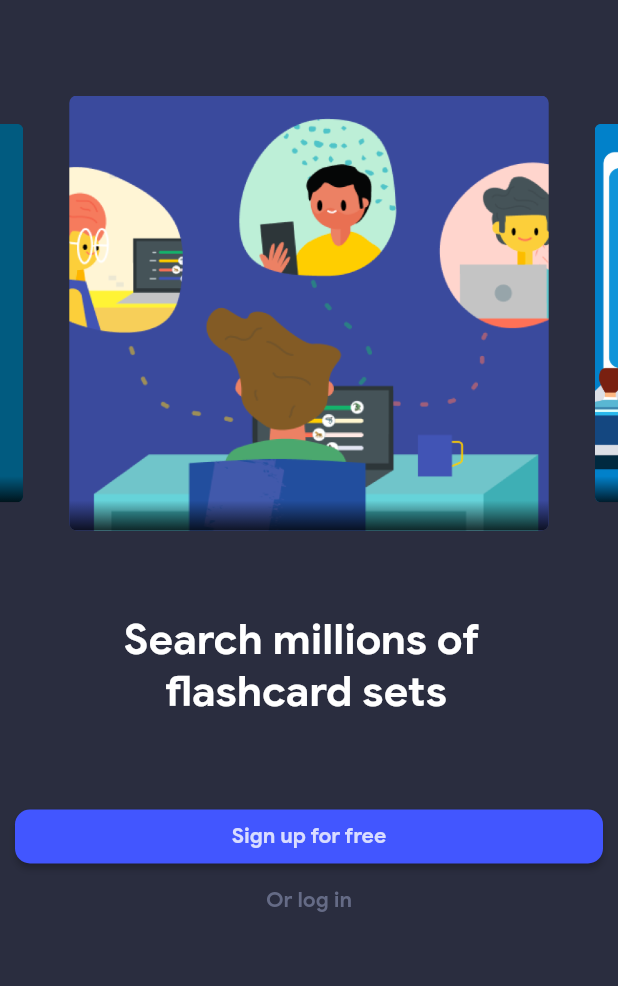
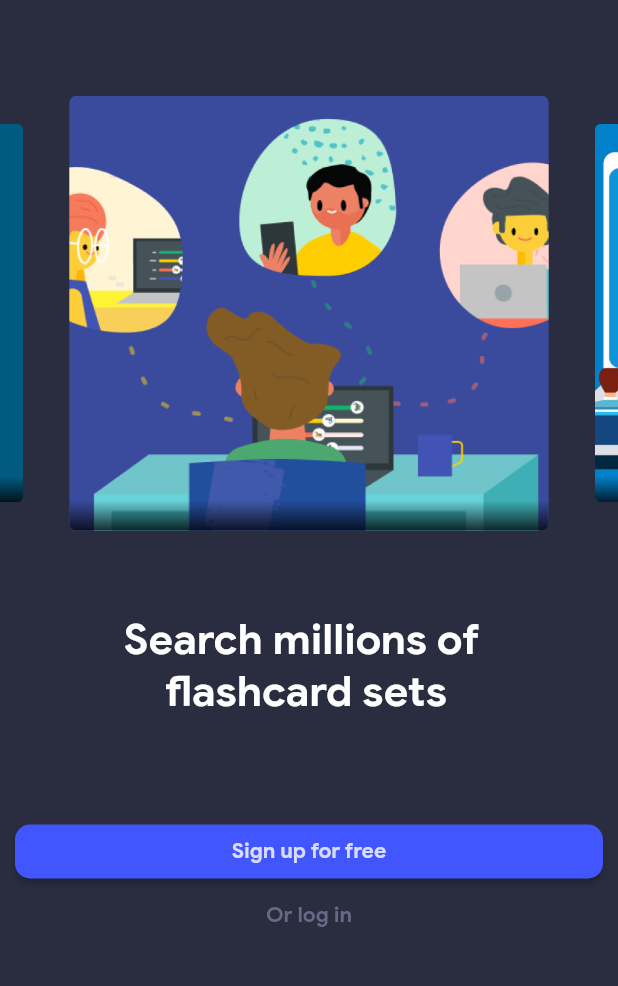
Before and after one commit to vanh2604/quizlet-clone, a Flutter app: the screen it shows after launch, on a phone screen of 412 x 824 dp, the part 71-1057 px from its top. Run offline on Flutter 3.47's test engine with Material 2 defaults, Android fonts, the phone set to English and light mode, and no system bars; drawn by our look-alikes of carousel_slider; our stand-ins replace auto_size_text, firebase_core; accounts and stored records are empty.

Commit message:
Update introduction.dart

```diff
--- a/lib/screens/introduction/introduction.dart
+++ b/lib/screens/introduction/introduction.dart
@@ -91,7 +91,7 @@ class IntroductionScreen extends StatelessWidget {
                     ),
                   ),
                   Padding(
-                    padding: const EdgeInsets.only(top: 25),
+                    padding: const EdgeInsets.only(top: 35),
                     child: Column(children: [
                       Container(
                         margin: const EdgeInsets.fromLTRB(10, 10, 10, 0),
@@ -128,7 +128,7 @@ class IntroductionScreen extends StatelessWidget {
                               child: const Text(
                                 'Or log in',
                                 style: TextStyle(
-                                  color: const Color(0xFF656B86),
+                                  color: Color(0xFF656B86),
                                   fontWeight: FontWeight.bold,
                                   fontSize: 14,
                                 ),
```
